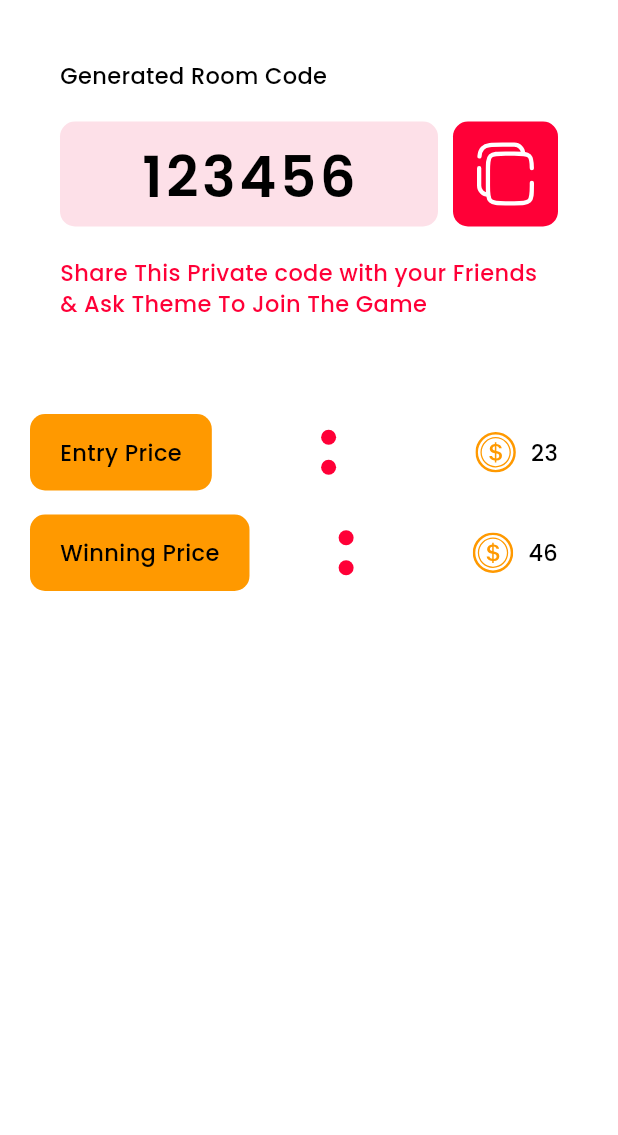
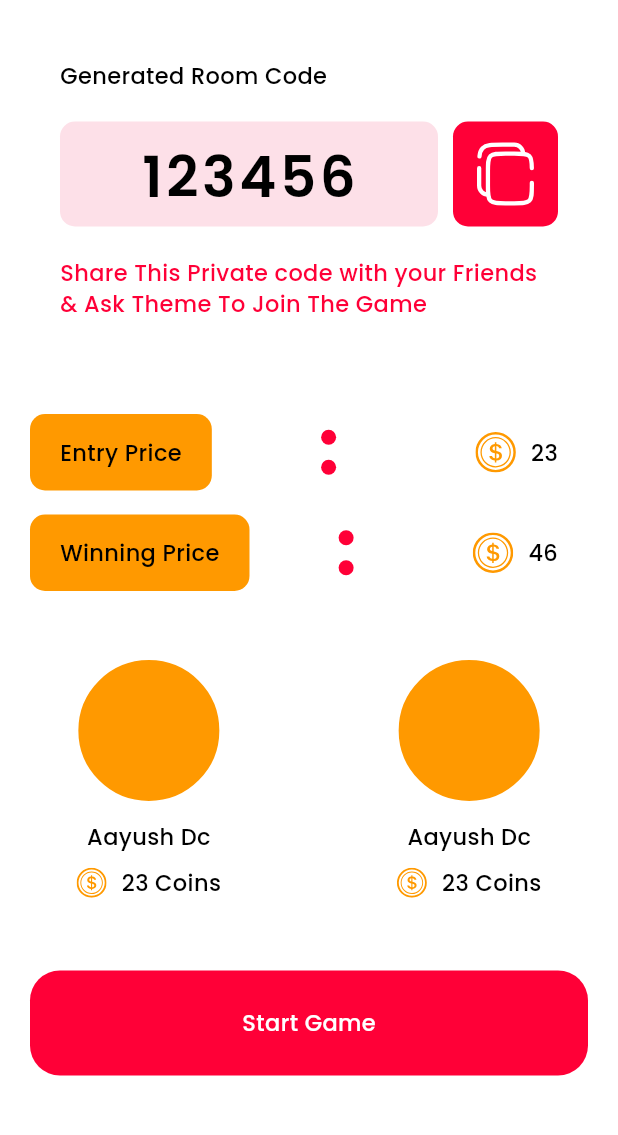
Before and after one commit to dcaayushd/Tic-Tac-Toe, a Flutter app: the LobbyScreen screen opened by its route, on a phone screen of 412 x 824 dp, the part 66-1201 px from its top. Run offline on Flutter 3.47's test engine with Material 3 defaults, Android fonts, the phone set to English and light mode, and no system bars; our stand-ins replace flutter_svg, get.

Commit message:
User Card Widget Added

```diff
--- a/analysis_options.yaml
+++ b/analysis_options.yaml
@@ -22,7 +22,7 @@ linter:
   # producing the lint.
   rules:
       prefer_const_constructors: false
-      # prefer_const_literals_to_create_immutables: false
+      prefer_const_literals_to_create_immutables: false
     # avoid_print: false  # Uncomment to disable the `avoid_print` rule
     # prefer_single_quotes: true  # Uncomment to enable the `prefer_single_quotes` rule
 
--- a/lib/screens/lobby_screen/lobby_screen.dart
+++ b/lib/screens/lobby_screen/lobby_screen.dart
@@ -2,6 +2,8 @@ import 'package:flutter/material.dart';
 import 'package:flutter_svg/svg.dart';
 import 'package:tic_tac_toe/screens/lobby_screen/widgets/pricing_area.dart';
 import 'package:tic_tac_toe/screens/lobby_screen/widgets/room_info.dart';
+import 'package:tic_tac_toe/widgets/primary_button.dart';
+import 'package:tic_tac_toe/widgets/user_card.dart';
 // import 'package:get/get.dart';
 
 import '../../configs/assets_path.dart';
@@ -18,6 +20,7 @@ class LobbyScreen extends StatelessWidget {
       body: SafeArea(
         child: Padding(
           padding: const EdgeInsets.all(20.0),
+          child: SingleChildScrollView(
             child: Column(
               children: [
                 Row(
@@ -32,18 +35,24 @@ class LobbyScreen extends StatelessWidget {
                     ),
                   ],
                 ),
-              SizedBox(
-                height: 20,
-              ),
+                SizedBox(height: 20),
                 RoomInfo(roomCode: '123456'),
                 SizedBox(
                   height: 40,
                 ),
                 PriceArea(entryPrice: '23', winningPrice: '46'),
-              SizedBox(
-                height: 50,
+                SizedBox(height: 90),
+                Row(
+                  mainAxisAlignment: MainAxisAlignment.spaceBetween,
+                  children: [
+                    UserCard(),
+                    UserCard(),
+                  ],
                 ),
+                SizedBox(height: 20),
+                PrimaryButton(buttonText: 'Start Game', onTap: () {})
               ],
+            ),
           ),
         ),
       ),
--- /dev/null
+++ b/lib/widgets/user_card.dart
@@ -0,0 +1,71 @@
+import 'package:flutter/material.dart';
+import 'package:flutter_svg/svg.dart';
+
+import '../configs/assets_path.dart';
+
+class UserCard extends StatefulWidget {
+  const UserCard({super.key});
+
+  @override
+  State<UserCard> createState() => _UserCardState();
+}
+
+class _UserCardState extends State<UserCard> {
+  @override
+  Widget build(BuildContext context) {
+    final w = MediaQuery.of(context).size.width;
+
+    return Stack(
+      clipBehavior: Clip.none,
+      children: [
+        Container(
+          width: w / 2.6,
+          height: 140,
+          decoration: BoxDecoration(
+            color: Theme.of(context).colorScheme.primaryContainer,
+            borderRadius: BorderRadius.circular(20),
+          ),
+          child: Column(
+            children: [
+              SizedBox(height: 60),
+              Text(
+                'Aayush Dc',
+                style: Theme.of(context).textTheme.bodyMedium,
+              ),
+              SizedBox(height: 10),
+              Row(
+                mainAxisAlignment: MainAxisAlignment.center,
+                children: [
+                  SvgPicture.asset(
+                    IconsPath.coinIcon,
+                    width: 20,
+                  ),
+                  SizedBox(width: 10),
+                  Text(
+                    '23 Coins',
+                    style: Theme.of(context).textTheme.bodyMedium,
+                  ),
+                ],
+              ),
+            ],
+          ),
+        ),
+        Positioned(
+          top: -50,
+          left: w / 2.6 / 2 - 50,
+          child: Container(
+            width: 100,
+            height: 100,
+            decoration: BoxDecoration(
+                color: Theme.of(context).colorScheme.secondary,
+                borderRadius: BorderRadius.circular(100),
+                border: Border.all(
+                  color: Theme.of(context).colorScheme.primaryContainer,
+                  width: 3,
+                )),
+          ),
+        ),
+      ],
+    );
+  }
+}
```
Lines whose indentation alone changed are shown as unchanged.
